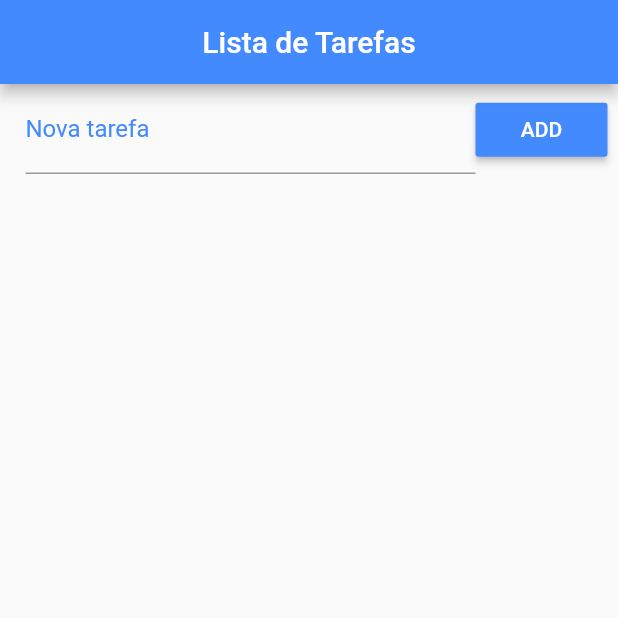
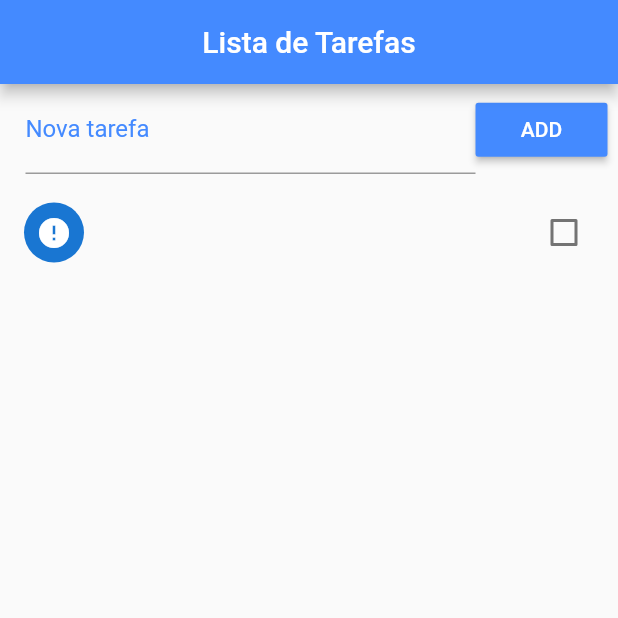
Before and after one commit to FilipeVeber/flutter-lista-tarefas, a Flutter app: the screen it shows after launch, after a tap on "ADD", on a phone screen of 412 x 824 dp, the top half of it. Run offline on Flutter 3.47's test engine with Material 2 defaults, Android fonts, the phone set to English and light mode, and no system bars.

Commit message:
Listando as tarefas e marcando/desmarcando como completa

```diff
--- a/lib/main.dart
+++ b/lib/main.dart
@@ -17,6 +17,7 @@ class Home extends StatefulWidget {
 
 class _HomeState extends State<Home> {
   List _todoList = [];
+  final _textFieldController = TextEditingController();
 
   @override
   Widget build(BuildContext context) {
@@ -34,6 +35,7 @@ class _HomeState extends State<Home> {
               children: <Widget>[
                 Expanded(
                   child: TextField(
+                    controller: _textFieldController,
                     decoration: InputDecoration(
                         labelText: "Nova tarefa",
                         labelStyle: TextStyle(color: Colors.blueAccent)),
@@ -43,9 +45,30 @@ class _HomeState extends State<Home> {
                   color: Colors.blueAccent,
                   child: Text("ADD"),
                   textColor: Colors.white,
-                  onPressed: () {},
+                  onPressed: _addToDo,
                 )
               ],
+            ),
+          ),
+          Expanded(
+            child: ListView.builder(
+              padding: EdgeInsets.only(top: 10),
+              itemCount: _todoList.length,
+              itemBuilder: (context, index) {
+                final item = _todoList[index];
+                return CheckboxListTile(
+                  title: Text(item["title"]),
+                  value: item["ok"],
+                  secondary: CircleAvatar(
+                    child: Icon(item["ok"] ? Icons.check : Icons.error),
+                  ),
+                  onChanged: (bool checked) {
+                    setState(() {
+                      item["ok"] = checked;
+                    });
+                  },
+                );
+              },
             ),
           )
         ],
@@ -72,4 +95,15 @@ class _HomeState extends State<Home> {
       return null;
     }
   }
+
+  void _addToDo() {
+    Map<String, dynamic> newToDo = Map();
+    newToDo["title"] = _textFieldController.text;
+    _textFieldController.text = "";
+    newToDo["ok"] = false;
+
+    setState(() {
+      _todoList.add(newToDo);
+    });
+  }
 }
```
